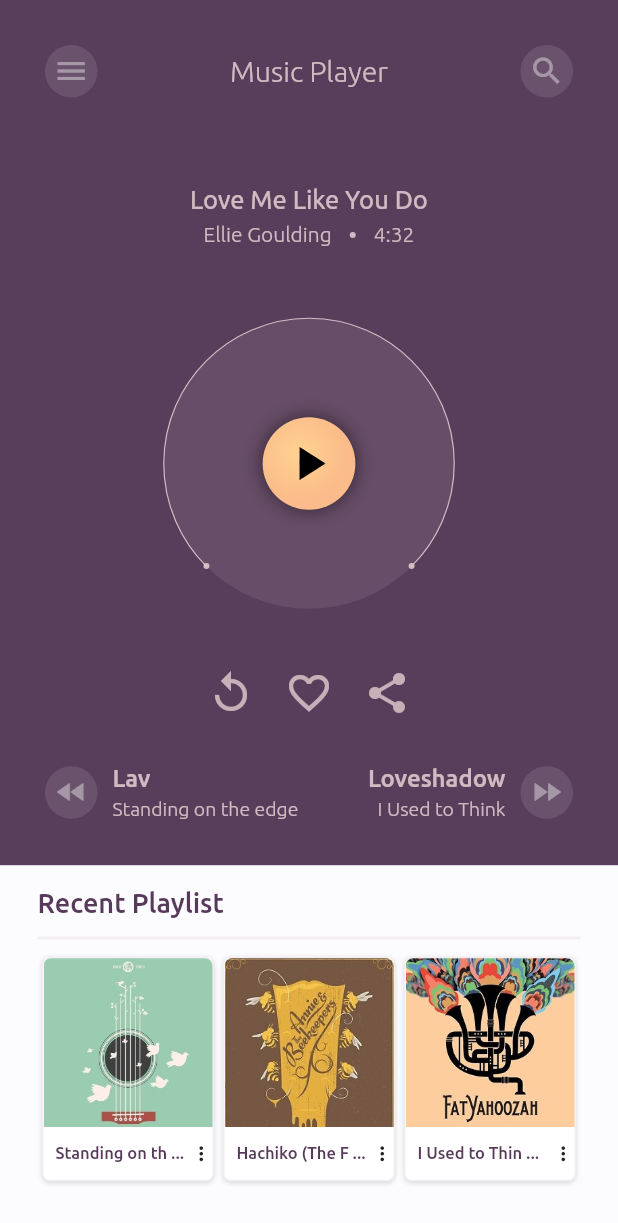
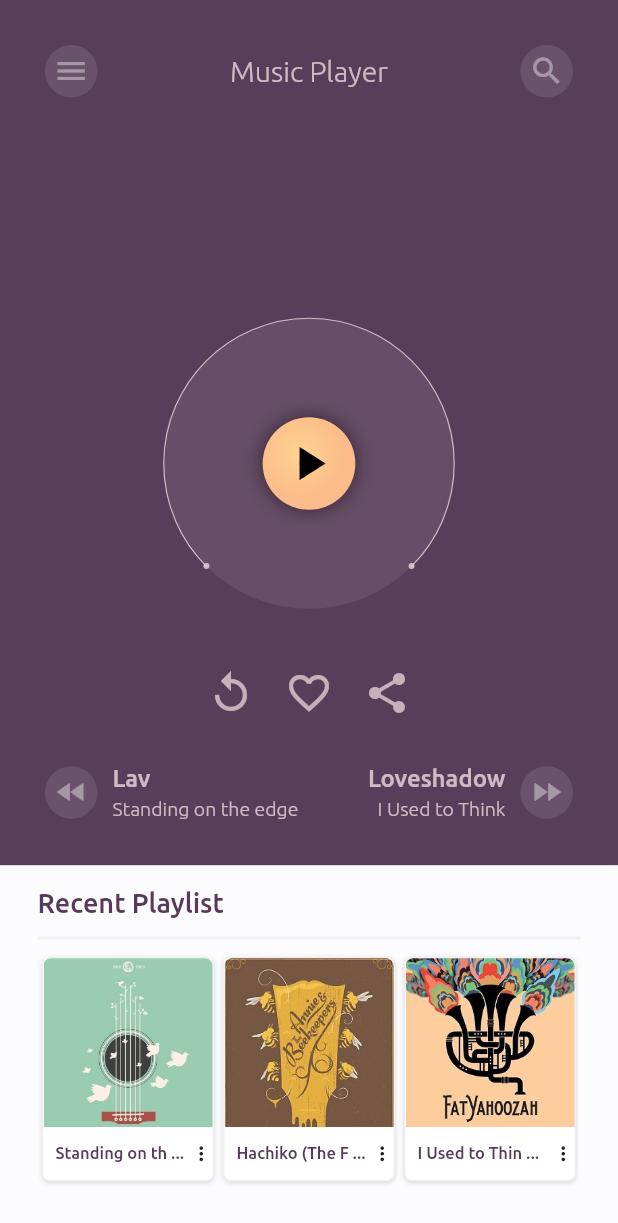
Before and after one commit to JKPK/weekly_flutter_challenge_5_music_player_ui, a Flutter app: the screen it shows after launch, on a phone screen of 412 x 824 dp. Shown: the top 1223 px of the screen. Run offline on Flutter 3.47's test engine with Material 2 defaults, Android fonts, the phone set to English and light mode, and no system bars; our stand-ins replace audioplayers.

Commit message:
Current song info is now taken from provider.

```diff
--- a/lib/providers/player_provider.dart
+++ b/lib/providers/player_provider.dart
@@ -9,7 +9,7 @@ class PlayerProvider extends ChangeNotifier {
   AudioPlayerState _audioPlayerState;
   Duration _duration = Duration();
   Duration _position = Duration();
-  int _songId;
+  int _songId = 0;
   List<Map<String, String>> _songsData = [
     {
       'title': 'Standing on the edge',
@@ -42,6 +42,46 @@ class PlayerProvider extends ChangeNotifier {
   Duration get position => _position;
 
   bool get isPlaying => _audioPlayerState == AudioPlayerState.PLAYING;
+
+  String getArtist() {
+    if (_audioPlayerState == AudioPlayerState.PLAYING ||
+        _audioPlayerState == AudioPlayerState.PAUSED) {
+      return _songsData[_songId]['artist'];
+    }
+    return "";
+  }
+
+  String getTitle() {
+    if (_audioPlayerState == AudioPlayerState.PLAYING ||
+        _audioPlayerState == AudioPlayerState.PAUSED) {
+      return _songsData[_songId]['title'];
+    }
+    return "";
+  }
+
+  String getPositionFormatted() {
+    String twoDigitSeconds =
+        _position.inSeconds.remainder(Duration.secondsPerMinute) > 10
+            ? "${_position.inSeconds.remainder(Duration.secondsPerMinute)}"
+            : "0${_position.inSeconds.remainder(Duration.secondsPerMinute)}";
+    if (_audioPlayerState == AudioPlayerState.PLAYING ||
+        _audioPlayerState == AudioPlayerState.PAUSED) {
+      return "${_position.inMinutes}:$twoDigitSeconds";
+    }
+    return "";
+  }
+
+  String getDurationFormatted() {
+    String twoDigitSeconds =
+        _duration.inSeconds.remainder(Duration.secondsPerMinute) > 10
+            ? "${_duration.inSeconds.remainder(Duration.secondsPerMinute)}"
+            : "0${_duration.inSeconds.remainder(Duration.secondsPerMinute)}";
+    if (_audioPlayerState == AudioPlayerState.PLAYING ||
+        _audioPlayerState == AudioPlayerState.PAUSED) {
+      return "${_duration.inMinutes}:$twoDigitSeconds";
+    }
+    return "";
+  }
 
   Map<String, String> getSongData([songId]) {
     return _songsData[songId ?? _songId];
--- a/lib/widgets/player_current_song.dart
+++ b/lib/widgets/player_current_song.dart
@@ -14,12 +14,9 @@ class PlayerCurrentSong extends StatelessWidget {
         children: <Widget>[
           AppTitle(),
           SongHeader(
-            "Love Me Like You Do",
-            "Ellie Goulding",
-            Duration(
-              minutes: 4,
-              seconds: 32,
-            ),
+            Provider.of<PlayerProvider>(context).getTitle(),
+            Provider.of<PlayerProvider>(context).getArtist(),
+            Provider.of<PlayerProvider>(context).getDurationFormatted(),
           ),
           Container(
             height: MediaQuery.of(context).size.width * .5,
@@ -77,7 +74,7 @@ class AppTitle extends StatelessWidget {
 class SongHeader extends StatelessWidget {
   final String _title;
   final String _artist;
-  final Duration _duration;
+  final String _duration;
 
   SongHeader(
     this._title,
@@ -87,11 +84,6 @@ class SongHeader extends StatelessWidget {
 
   @override
   Widget build(BuildContext context) {
-    String twoDigitSeconds =
-        _duration.inSeconds.remainder(Duration.secondsPerMinute) > 10
-            ? "${_duration.inSeconds.remainder(Duration.secondsPerMinute)}"
-            : "0${_duration.inSeconds.remainder(Duration.secondsPerMinute)}";
-
     return Container(
       margin: EdgeInsets.only(
         top: MediaQuery.of(context).size.height * .15,
@@ -118,7 +110,7 @@ class SongHeader extends StatelessWidget {
                   color: textLightColor,
                 ),
               ),
-              Container(
+              _duration.length>0?Container(
                 margin: EdgeInsets.symmetric(
                   horizontal: 12,
                 ),
@@ -128,9 +120,9 @@ class SongHeader extends StatelessWidget {
                 ),
                 width: 4.0,
                 height: 4.0,
-              ),
+              ):Container(),
               Text(
-                "${_duration.inMinutes}:$twoDigitSeconds",
+                "$_duration",
                 style: TextStyle(
                   fontWeight: FontWeight.w100,
                   color: textLightColor,
--- a/lib/widgets/song_seekbar_circle.dart
+++ b/lib/widgets/song_seekbar_circle.dart
@@ -12,7 +12,36 @@ class SongSeekbarCircle extends StatelessWidget {
     return Container(
       width: double.infinity,
       height: double.infinity,
-      child: CustomPaint(
+      child: Stack(
+        children: <Widget>[
+          Positioned(
+            bottom: MediaQuery.of(context).size.height * .01,
+            child: Consumer<PlayerProvider>(
+              builder: (context, notifier, child) {
+                return Text(
+                  notifier.getPositionFormatted(),
+                  style: TextStyle(
+                    color: textLightColor,
+                  ),
+                );
+              },
+            ),
+          ),
+          Positioned(
+            bottom: MediaQuery.of(context).size.height * .01,
+            right: 0,
+            child: Consumer<PlayerProvider>(
+              builder: (context, notifier, child) {
+                return Text(
+                  notifier.getDurationFormatted(),
+                  style: TextStyle(
+                    color: textLightColor,
+                  ),
+                );
+              },
+            ),
+          ),
+          CustomPaint(
             painter: SeekbarPainter(),
             child: Center(
               child: Container(
@@ -39,9 +68,11 @@ class SongSeekbarCircle extends StatelessWidget {
                   onTap: () {
                     if (Provider.of<PlayerProvider>(context, listen: false)
                         .isPlaying) {
-                  Provider.of<PlayerProvider>(context, listen: false).pause();
+                      Provider.of<PlayerProvider>(context, listen: false)
+                          .pause();
                     } else {
-                  Provider.of<PlayerProvider>(context, listen: false).play();
+                      Provider.of<PlayerProvider>(context, listen: false)
+                          .play();
                     }
                   },
                   child: Container(
@@ -52,6 +83,8 @@ class SongSeekbarCircle extends StatelessWidget {
                 ),
               ),
             ),
+          ),
+        ],
       ),
     );
   }
```
Lines whose indentation alone changed are shown as unchanged.
